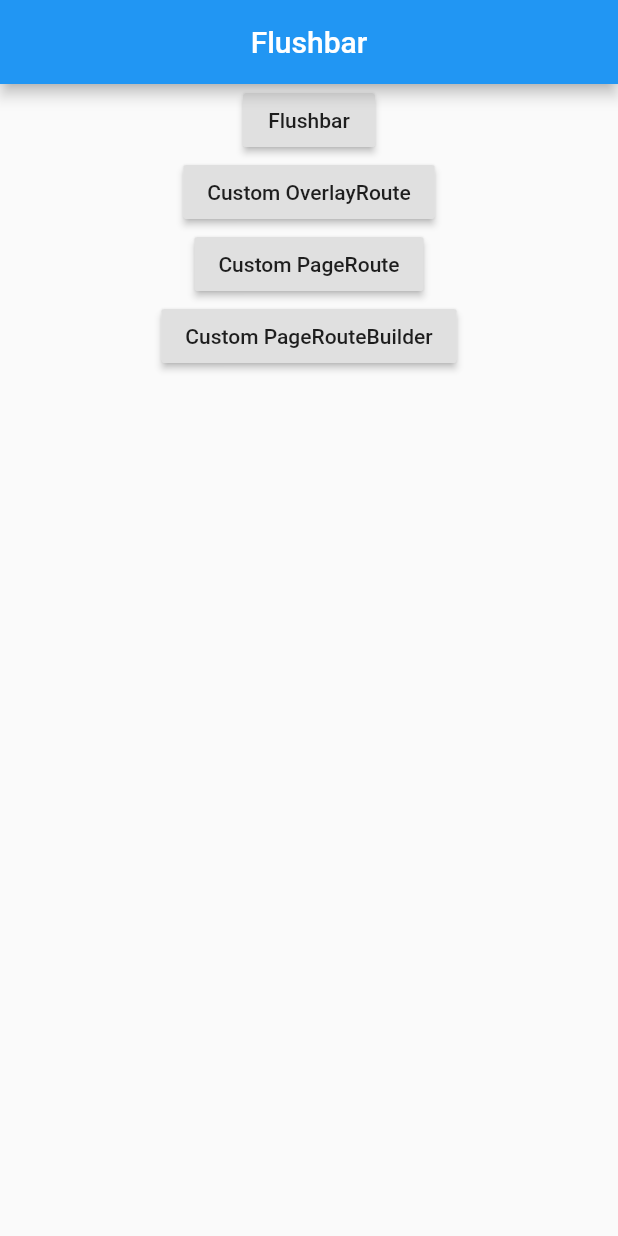
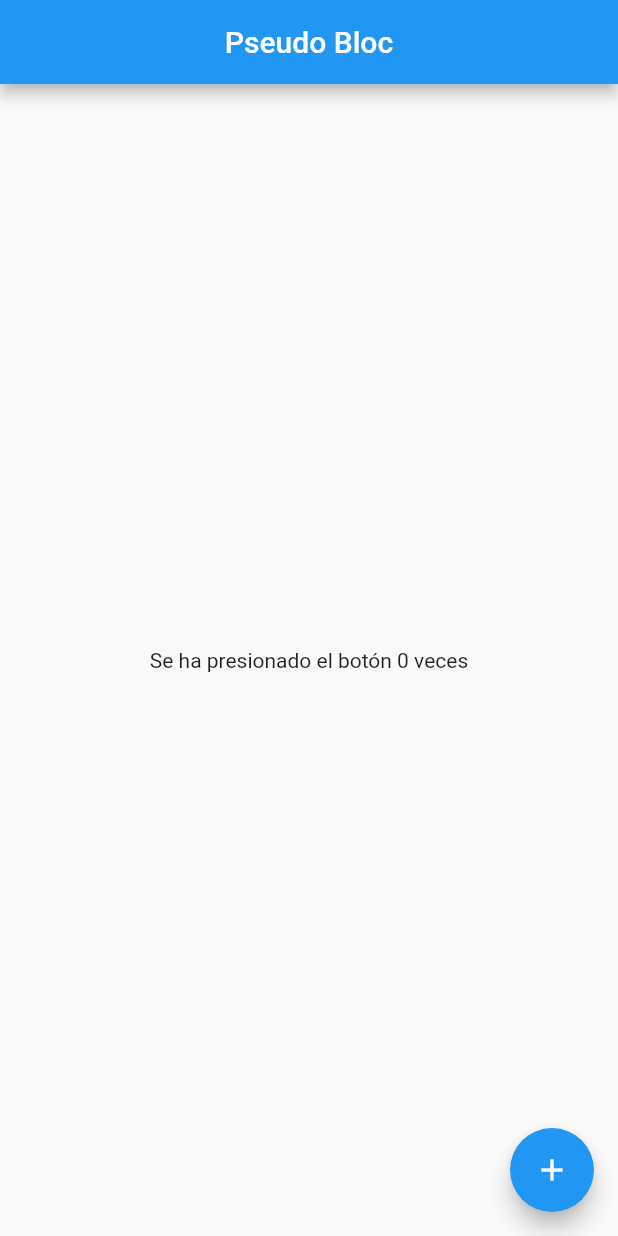
Before and after one commit to alejosandu/flutter_experimentos, a Flutter app: the screen it shows after launch, on a phone screen of 412 x 824 dp. Run offline on Flutter 3.47's test engine with Material 2 defaults, Android fonts, the phone set to English and light mode, and no system bars; our stand-ins replace flushbar.

```diff
--- a/lib/main.dart
+++ b/lib/main.dart
@@ -1,4 +1,5 @@
 import 'package:experiments/pages/flushbar_page.dart';
+import 'package:experiments/pages/pseudo_bloc_page.dart';
 import 'package:flutter/material.dart';
 
 void main() {
@@ -10,15 +11,16 @@ class MyApp extends StatelessWidget {
   @override
   Widget build(BuildContext context) {
     return MaterialApp(
-      title: 'Flutter Demo',
+      title: 'Flutter Experimentos',
       theme: ThemeData(
         primarySwatch: Colors.blue,
         visualDensity: VisualDensity.adaptivePlatformDensity,
       ),
       routes: {
         "flushbar": (_) => FlushbarPage(),
+        "pseudoBloc": (_) => PseudoBlocPage(),
       },
-      initialRoute: "flushbar",
+      initialRoute: "pseudoBloc",
     );
   }
 }
--- a/lib/pages/flushbar_page.dart
+++ b/lib/pages/flushbar_page.dart
@@ -37,7 +37,7 @@ class FlushbarPage extends StatelessWidget {
     this.context = context;
     return Scaffold(
       appBar: AppBar(
-        title: SafeArea(child: Text("Flushbar")),
+        title: SafeArea(child: Text("Custom Flushbar")),
         centerTitle: true,
       ),
       body: Center(
--- /dev/null
+++ b/lib/pages/pseudo_bloc_page.dart
@@ -0,0 +1,9 @@
+import 'package:experiments/states/pseudo_bloc_state.dart';
+import 'package:flutter/material.dart';
+
+class PseudoBlocPage extends StatefulWidget {
+  PseudoBlocPage({Key key}) : super(key: key);
+
+  @override
+  PseudoBlocPageState createState() => PseudoBlocPageState();
+}
--- a/pubspec.yaml
+++ b/pubspec.yaml
@@ -28,7 +28,7 @@ dependencies:
   # The following adds the Cupertino Icons font to your application.
   # Use with the CupertinoIcons class for iOS style icons.
   cupertino_icons: ^0.1.3
-  flushbar: ^1.10.4
+  flushbar: 1.10.4
 
 dev_dependencies:
   flutter_test:
```
Also changed, not shown: lib/states/pseudo_bloc_state.dart (added, +41 -0 lines).
